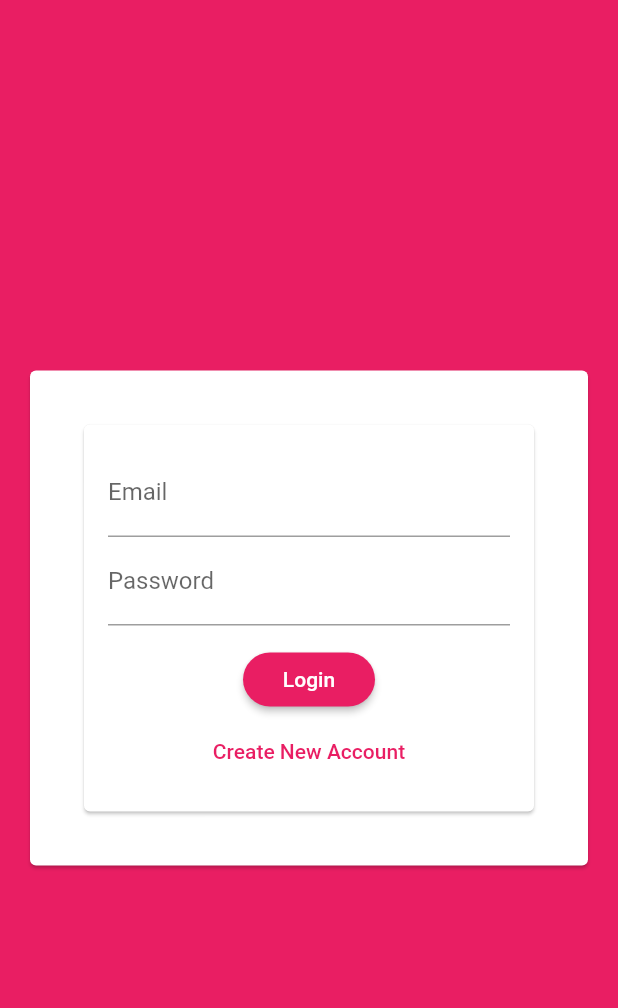
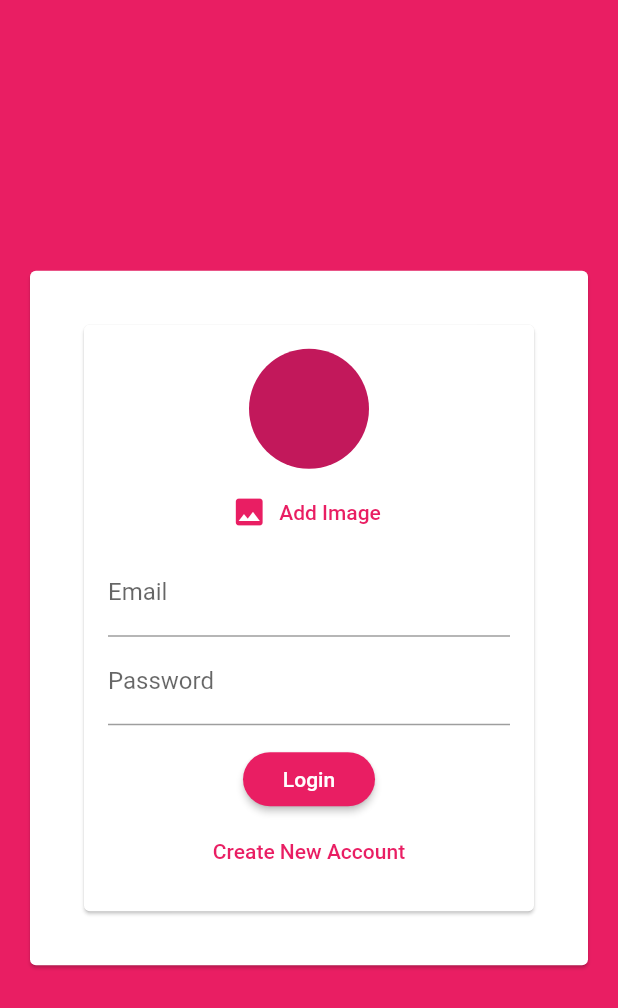
Before and after one commit to Prat2030/Chat_App, a Flutter app: the screen it shows after launch, on a phone screen of 412 x 824 dp. Shown: the top 1008 px of the screen. Run offline on Flutter 3.47's test engine with Material 2 defaults, Android fonts, the phone set to English and light mode, and no system bars; our stand-ins replace cloud_firestore, firebase_auth; accounts and stored records are empty.

Commit message:
added image picker widget and imported image_picler package

```diff
--- a/lib/widgets/auth/auth_form.dart
+++ b/lib/widgets/auth/auth_form.dart
@@ -1,3 +1,4 @@
+import '../pickers/user_image_picker.dart';
 import 'package:flutter/material.dart';
 
 class AuthForm extends StatefulWidget {
@@ -55,6 +56,7 @@ class _AuthFormState extends State<AuthForm> {
             child: Column(
               mainAxisSize: MainAxisSize.min,
               children: <Widget>[
+                UserImagePicker(),
                 TextFormField(
                   key: Key('email'),
                   validator: (value) {
--- /dev/null
+++ b/lib/widgets/pickers/user_image_picker.dart
@@ -0,0 +1,26 @@
+import 'package:flutter/material.dart';
+
+class UserImagePicker extends StatefulWidget {
+  // const UserImagePicker({ Key? key }) : super(key: key);
+
+  @override
+  State<UserImagePicker> createState() => _UserImagePickerState();
+}
+
+class _UserImagePickerState extends State<UserImagePicker> {
+  void _pickImage() {}
+
+  @override
+  Widget build(BuildContext context) {
+    return Column(children: <Widget>[
+      CircleAvatar(radius: 40),
+      SizedBox(height: 5),
+      FlatButton.icon(
+        textColor: Theme.of(context).primaryColor,
+        onPressed: () {},
+        icon: Icon(Icons.image),
+        label: Text('Add Image'),
+      ),
+    ]);
+  }
+}
--- a/pubspec.yaml
+++ b/pubspec.yaml
@@ -30,6 +30,7 @@ dependencies:
   cupertino_icons: ^1.0.0
   cloud_firestore: ^0.13.5
   firebase_auth: ^0.16.1
+  image_picker: ^0.6.5+3
 
 dev_dependencies:
   flutter_test:
```
Also changed, not shown: pubspec.lock, 1 other file.
